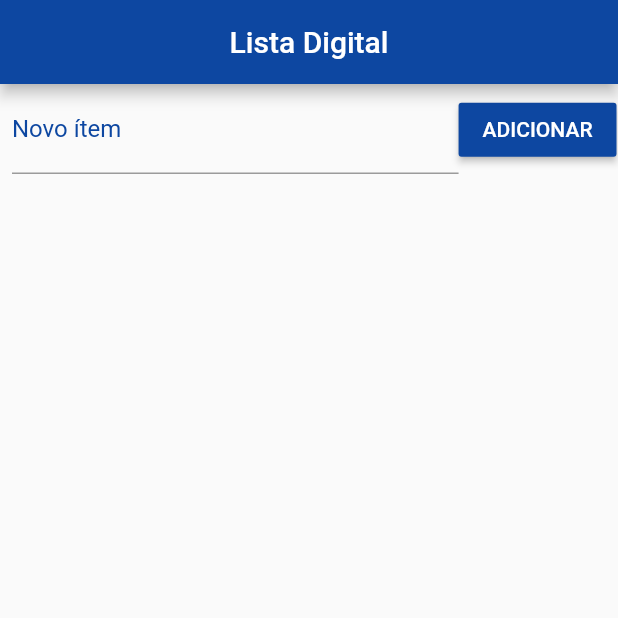
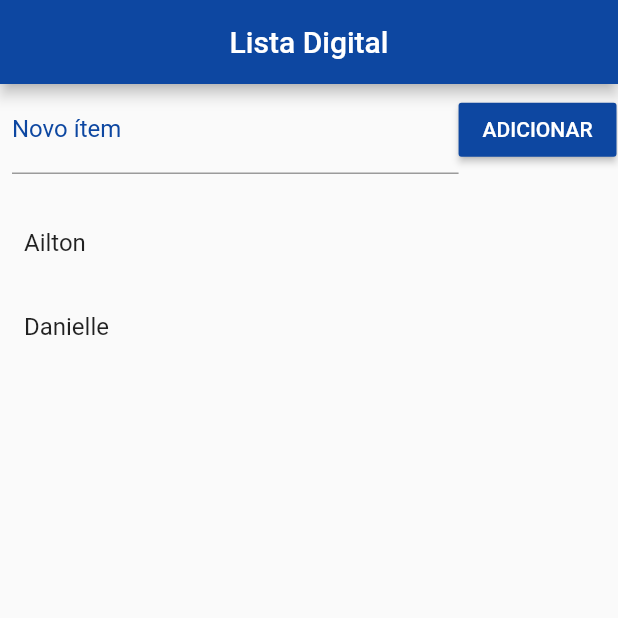
Before and after one commit to ailtoncunhasilva/lista-digital-flutter, a Flutter app: the screen it shows after launch, on a phone screen of 412 x 824 dp, the top half of it. Run offline on Flutter 3.47's test engine with Material 2 defaults, Android fonts, the phone set to English and light mode, and no system bars.

Commit message:
List test

```diff
--- a/lib/main.dart
+++ b/lib/main.dart
@@ -27,7 +27,7 @@ class MyHomePage extends StatefulWidget {
 }
 
 class _MyHomePageState extends State<MyHomePage> {
-  List _toDoList = [];
+  List _toDoList = ['Ailton', 'Danielle'];
 
   @override
   Widget build(BuildContext context) {
@@ -53,6 +53,17 @@ class _MyHomePageState extends State<MyHomePage> {
                     textColor: Colors.white,
                     onPressed: () {})
               ]),
+            ),
+            Expanded(
+              child: ListView.builder(
+                padding: EdgeInsets.only(top: 10),
+                itemCount: _toDoList.length,
+                itemBuilder: (context, index){
+                  return ListTile(
+                    title: Text(_toDoList[index]),
+                  );
+                }
+              )
             )
           ],
         ));
```
